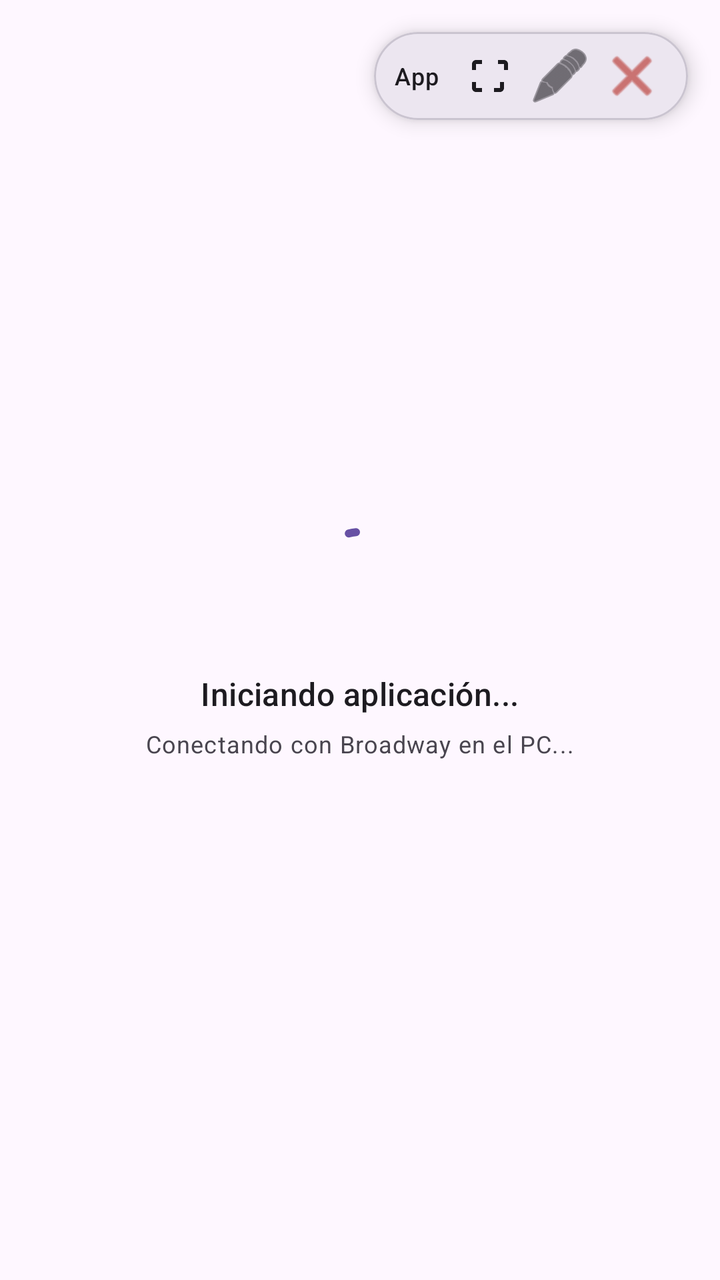
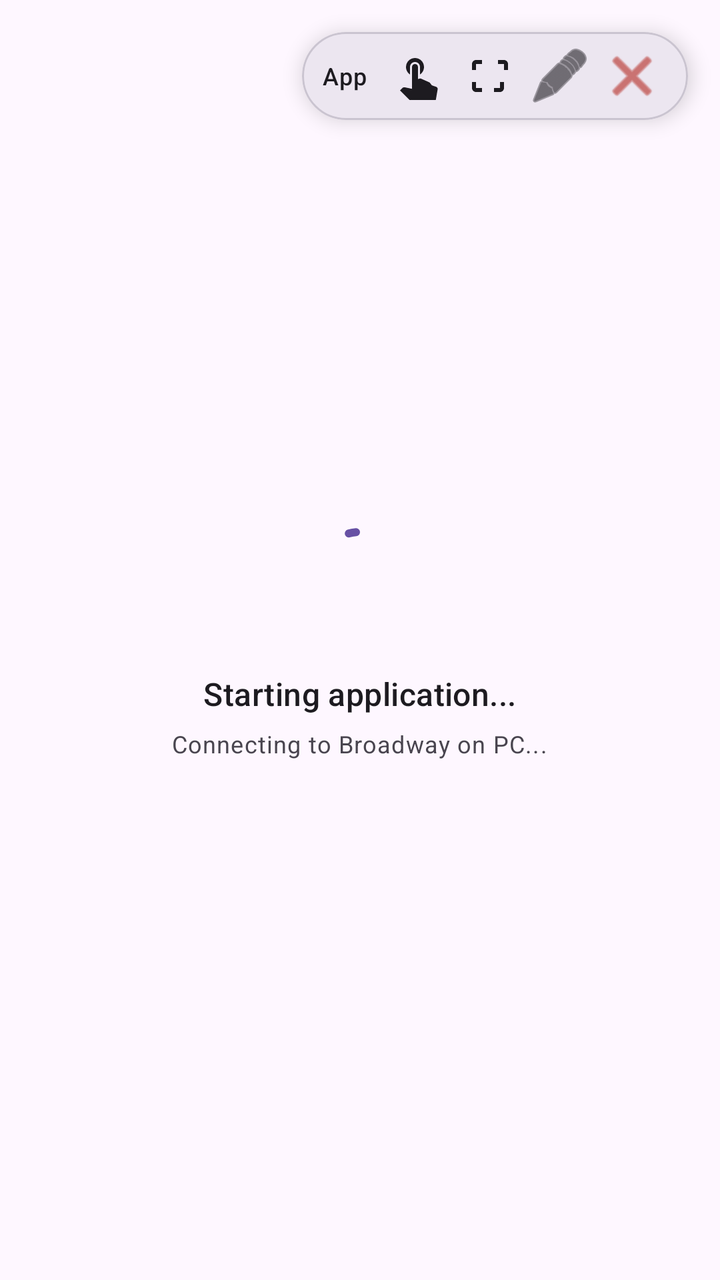

Two renders of the same Android screen: before a commit and after it. Below are the layout's source before the change and the commit's diff.
<!-- AndroidManifest.xml: activity theme Theme.PulsarPhone.Fullscreen -->
<!-- res/layout/activity_broadway.xml -->
<?xml version="1.0" encoding="utf-8"?>
<FrameLayout xmlns:android="http://schemas.android.com/apk/res/android"
    xmlns:app="http://schemas.android.com/apk/res-auto"
    android:layout_width="match_parent"
    android:layout_height="match_parent"
    android:background="?attr/colorSurface">

    <WebView
        android:id="@+id/broadwayWebView"
        android:layout_width="match_parent"
        android:layout_height="match_parent"
        android:visibility="invisible" />

    
    <LinearLayout
        android:id="@+id/loadingLayout"
        android:layout_width="match_parent"
        android:layout_height="match_parent"
        android:background="?attr/colorSurface"
        android:gravity="center"
        android:orientation="vertical"
        android:padding="24dp">

        <com.google.android.material.progressindicator.CircularProgressIndicator
            android:layout_width="wrap_content"
            android:layout_height="wrap_content"
            android:indeterminate="true"
            app:indicatorSize="48dp"
            app:trackThickness="4dp" />

        <TextView
            android:id="@+id/loadingAppTitle"
            android:layout_width="wrap_content"
            android:layout_height="wrap_content"
            android:layout_marginTop="20dp"
            android:text="Iniciando aplicación..."
            android:textAppearance="?attr/textAppearanceTitleMedium"
            android:textColor="?attr/colorOnSurface" />

        <TextView
            android:layout_width="wrap_content"
            android:layout_height="wrap_content"
            android:layout_marginTop="6dp"
            android:text="Conectando con Broadway en el PC..."
            android:textAppearance="?attr/textAppearanceBodySmall"
            android:textColor="?attr/colorOnSurfaceVariant" />

    </LinearLayout>

    
    <com.google.android.material.card.MaterialCardView
        android:id="@+id/floatingBar"
        android:layout_width="wrap_content"
        android:layout_height="wrap_content"
        android:layout_gravity="top|end"
        android:layout_margin="16dp"
        app:cardBackgroundColor="?attr/colorSurfaceContainerHigh"
        app:cardCornerRadius="24dp"
        app:cardElevation="6dp"
        app:strokeColor="?attr/colorOutlineVariant"
        app:strokeWidth="1dp">

        <LinearLayout
            android:layout_width="wrap_content"
            android:layout_height="wrap_content"
            android:gravity="center_vertical"
            android:orientation="horizontal"
            android:paddingHorizontal="10dp"
            android:paddingVertical="4dp">

            <TextView
                android:id="@+id/broadwayAppTitle"
                android:layout_width="wrap_content"
                android:layout_height="wrap_content"
                android:layout_marginEnd="6dp"
                android:ellipsize="end"
                android:maxLines="1"
                android:maxWidth="140dp"
                android:text="App"
                android:textAppearance="?attr/textAppearanceLabelMedium"
                android:textColor="?attr/colorOnSurface" />

            
            <ImageButton
                android:id="@+id/btnToggleZoom"
                android:layout_width="36dp"
                android:layout_height="36dp"
                android:background="?attr/selectableItemBackgroundBorderless"
                android:contentDescription="Zoom"
                android:src="@drawable/ic_zoom_fit"
                app:tint="?attr/colorOnSurface" />

            
            <ImageButton
                android:id="@+id/btnToggleKeyboard"
                android:layout_width="36dp"
                android:layout_height="36dp"
                android:background="?attr/selectableItemBackgroundBorderless"
                android:contentDescription="@string/keyboard_toggle"
                android:src="@android:drawable/ic_menu_edit"
                app:tint="?attr/colorOnSurface" />

            
            <ImageButton
                android:id="@+id/btnCloseBroadway"
                android:layout_width="36dp"
                android:layout_height="36dp"
                android:background="?attr/selectableItemBackgroundBorderless"
                android:contentDescription="@string/close_app"
                android:src="@android:drawable/ic_menu_close_clear_cancel"
                app:tint="?attr/colorError" />

        </LinearLayout>

    </com.google.android.material.card.MaterialCardView>

</FrameLayout>
<!-- resources referenced by this layout -->
<resources>
  <!-- drawable ic_zoom_fit (drawable) -->
  <vector xmlns:android="http://schemas.android.com/apk/res/android"
      android:width="24dp"
      android:height="24dp"
      android:viewportWidth="24"
      android:viewportHeight="24">
    <path
        android:fillColor="#FFFFFFFF"
        android:pathData="M17,4h3c1.1,0 2,0.9 2,2v3h-2V6h-3V4zM4,9V6c0,-1.1 0.9,-2 2,-2h3v2H6v3H4zM20,15v3c0,1.1 -0.9,2 -2,2h-3v-2h3v-3h2zM6,18v-3H4v3c0,1.1 0.9,2 2,2h3v-2H6z"/>
  </vector>
  <string name="close_app">Cerrar Aplicación</string>
  <string name="keyboard_toggle">Teclado</string>
  <style name="Theme.PulsarPhone.Fullscreen" parent="Theme.Material3.DayNight.NoActionBar">
          <item name="android:windowFullscreen">true</item>
          <item name="android:windowBackground">?attr/colorSurface</item>
          <item name="android:statusBarColor">#000000</item>
      </style>
</resources>

<!-- the commit's change to res/layout/activity_broadway.xml (unified diff, before → after) -->
@@ -33,15 +33,16 @@
             android:layout_width="wrap_content"
             android:layout_height="wrap_content"
             android:layout_marginTop="20dp"
-            android:text="Iniciando aplicación..."
+            android:text="@string/loading_app_default"
             android:textAppearance="?attr/textAppearanceTitleMedium"
             android:textColor="?attr/colorOnSurface" />
 
         <TextView
+            android:id="@+id/loadingAppSubtitle"
             android:layout_width="wrap_content"
             android:layout_height="wrap_content"
             android:layout_marginTop="6dp"
-            android:text="Conectando con Broadway en el PC..."
+            android:text="@string/connecting_broadway"
             android:textAppearance="?attr/textAppearanceBodySmall"
             android:textColor="?attr/colorOnSurfaceVariant" />
 
@@ -75,10 +76,20 @@
                 android:layout_marginEnd="6dp"
                 android:ellipsize="end"
                 android:maxLines="1"
-                android:maxWidth="140dp"
+                android:maxWidth="130dp"
                 android:text="App"
                 android:textAppearance="?attr/textAppearanceLabelMedium"
                 android:textColor="?attr/colorOnSurface" />
+
+            
+            <ImageButton
+                android:id="@+id/btnToggleMode"
+                android:layout_width="36dp"
+                android:layout_height="36dp"
+                android:background="?attr/selectableItemBackgroundBorderless"
+                android:contentDescription="@string/interaction_mode"
+                android:src="@drawable/ic_touch_pointer"
+                app:tint="?attr/colorOnSurface" />
 
             
             <ImageButton
@@ -86,7 +97,7 @@
                 android:layout_width="36dp"
                 android:layout_height="36dp"
                 android:background="?attr/selectableItemBackgroundBorderless"
-                android:contentDescription="Zoom"
+                android:contentDescription="@string/zoom_label"
                 android:src="@drawable/ic_zoom_fit"
                 app:tint="?attr/colorOnSurface" />
 
<!-- resource entries referenced after the edit -->
@@ -1,5 +1,15 @@
 <!-- resources referenced by this layout -->
 <resources>
+  <!-- drawable ic_touch_pointer (drawable) -->
+  <vector xmlns:android="http://schemas.android.com/apk/res/android"
+      android:width="24dp"
+      android:height="24dp"
+      android:viewportWidth="24"
+      android:viewportHeight="24">
+    <path
+        android:fillColor="#FFFFFFFF"
+        android:pathData="M9,11.24V7.5C9,6.12 10.12,5 11.5,5S14,6.12 14,7.5v3.74c1.21,-0.81 2,-2.18 2,-3.74C16,5.01 13.99,3 11.5,3S7,5.01 7,7.5c0,1.56 0.79,2.93 2,3.74zM18.84,15.25l-4.22,-1.89c-0.26,-0.12 -0.56,-0.14 -0.83,-0.06L13,13.54V7.5C13,6.67 12.33,6 11.5,6S10,6.67 10,7.5v10.91l-3.54,-0.74c-0.1,-0.02 -0.2,-0.03 -0.31,-0.03 -0.41,0 -0.79,0.17 -1.06,0.44l-1.09,1.1 5.99,5.99c0.53,0.53 1.25,0.83 2.01,0.83h7.2c1.37,0 2.53,-0.97 2.76,-2.32l0.87,-5.06c0.04,-0.2 0.01,-0.41 -0.09,-0.59 -0.19,-0.38 -0.57,-0.62 -1.02,-0.75 -0.66,-0.2 -1.26,-0.44 -1.82,-0.63z"/>
+  </vector>
   <!-- drawable ic_zoom_fit (drawable) -->
   <vector xmlns:android="http://schemas.android.com/apk/res/android"
       android:width="24dp"
@@ -10,8 +20,12 @@
         android:fillColor="#FFFFFFFF"
         android:pathData="M17,4h3c1.1,0 2,0.9 2,2v3h-2V6h-3V4zM4,9V6c0,-1.1 0.9,-2 2,-2h3v2H6v3H4zM20,15v3c0,1.1 -0.9,2 -2,2h-3v-2h3v-3h2zM6,18v-3H4v3c0,1.1 0.9,2 2,2h3v-2H6z"/>
   </vector>
-  <string name="close_app">Cerrar Aplicación</string>
-  <string name="keyboard_toggle">Teclado</string>
+  <string name="close_app">Close Application</string>
+  <string name="connecting_broadway">Connecting to Broadway on PC...</string>
+  <string name="interaction_mode">Interaction Mode</string>
+  <string name="keyboard_toggle">Keyboard</string>
+  <string name="loading_app_default">Starting application...</string>
+  <string name="zoom_label">Zoom</string>
   <style name="Theme.PulsarPhone.Fullscreen" parent="Theme.Material3.DayNight.NoActionBar">
           <item name="android:windowFullscreen">true</item>
           <item name="android:windowBackground">?attr/colorSurface</item>
